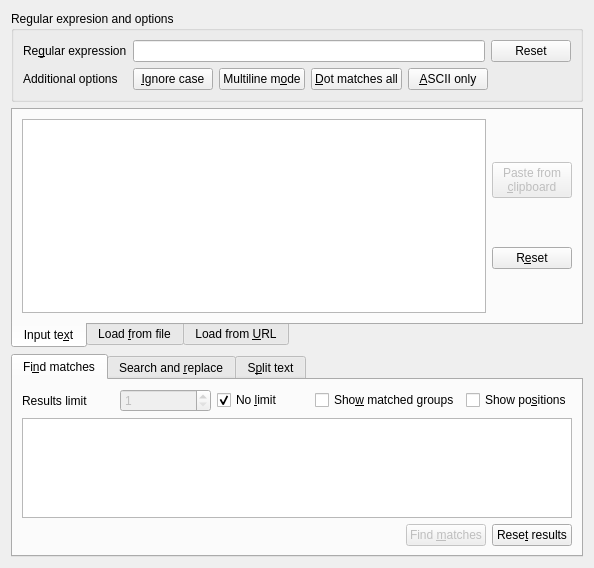
Hamza5/Basic-Regular-Expressions-Tester, file GUI/bret.ui: the form before one commit.
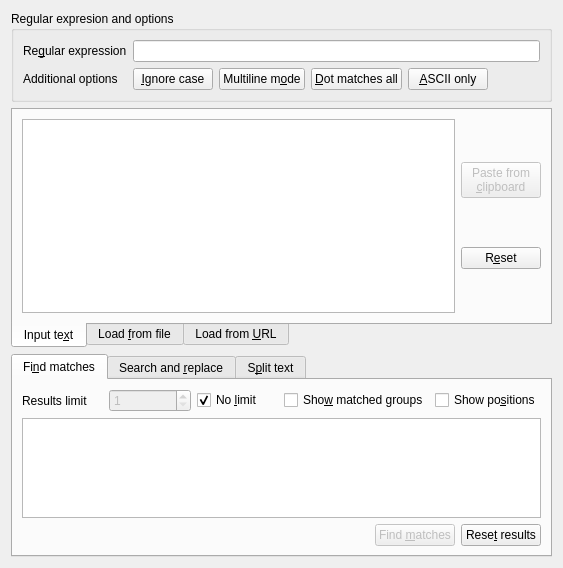
The form after the commit. Icons and pictures are not drawn.

Patch:
```diff
--- a/GUI/bret.ui
+++ b/GUI/bret.ui
@@ -7,7 +7,7 @@
    <rect>
     <x>0</x>
     <y>0</y>
-    <width>594</width>
+    <width>563</width>
     <height>561</height>
    </rect>
   </property>
@@ -49,16 +49,6 @@
           </property>
          </widget>
         </item>
-        <item>
-         <widget class="QPushButton" name="ResetRegExpPushButton">
-          <property name="text">
-           <string>Reset</string>
-          </property>
-          <property name="icon">
-           <iconset theme="edit-clear"/>
-          </property>
-         </widget>
-        </item>
        </layout>
       </item>
       <item row="1" column="0">
```
Left out of the diff: 96 changed lines with no effect on the pictures.
